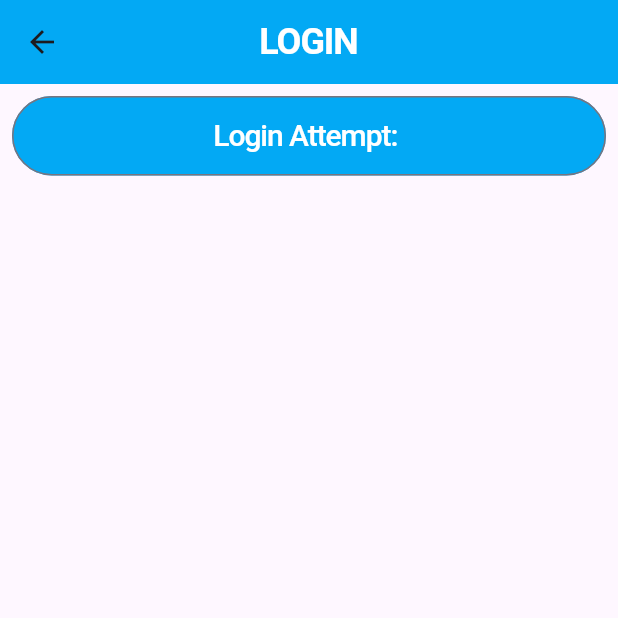
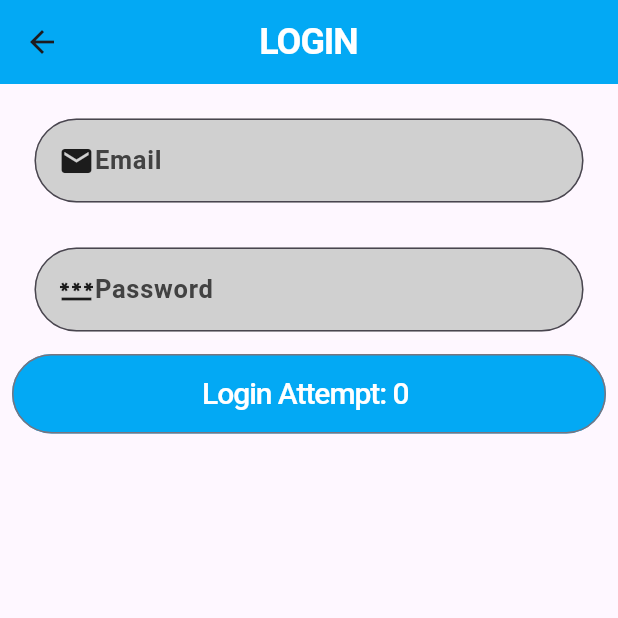
Before and after one commit to ElifDK/Login_Form, a Flutter app: the Welcome screen opened directly, after a tap on "Login", on a phone screen of 412 x 824 dp, the top half of it. Run offline on Flutter 3.47's test engine with Material 3 defaults, Android fonts, the phone set to English and light mode, and no system bars; network calls fail.

Commit message:
Added Login Screen Form

```diff
--- a/lib/main.dart
+++ b/lib/main.dart
@@ -1,8 +1,16 @@
 import 'package:flutter/material.dart';
+import 'package:login_form/routes/login.dart';
+import 'package:login_form/routes/signup.dart';
 import 'package:login_form/routes/welcome.dart';
 
 void main() {
   runApp(MaterialApp(
-    home: Welcome(),
+    initialRoute: '/login',
+    routes: {
+      '/': (context) => Welcome(),
+      '/signup' : (context) => SignUp(),
+      '/login': (context) => Login()
+    }
+    ,
   ));
 }
--- a/lib/routes/login.dart
+++ b/lib/routes/login.dart
@@ -3,8 +3,18 @@ import 'package:login_form/util/colors.dart';
 import 'package:login_form/util/dimensions.dart';
 import 'package:login_form/util/styles.dart';
 
-class Login extends StatelessWidget {
+class Login extends StatefulWidget {
   const Login({super.key});
+
+  @override
+  State<Login> createState() => _LoginState();
+}
+
+class _LoginState extends State<Login> {
+  int counter = 0;
+  final _formKey = GlobalKey<FormState>();
+  String email = '';
+  String pass = '';
 
   @override
   Widget build(BuildContext context) {
@@ -20,14 +30,102 @@ class Login extends StatelessWidget {
       ),
       body: Padding(
         padding: Dimen.regularPadding,
+        child: Column(
+          children: [
+            Form(
+              key: _formKey,
+              child: Column(
+                children: [
+                  Padding(
+                    padding: const EdgeInsets.all(15.0),
+                    child: TextFormField(
+                      keyboardType: TextInputType.emailAddress,
+                      decoration: InputDecoration(
+                        label: SizedBox(
+                          width: 100,
                           child: Row(
-          crossAxisAlignment: CrossAxisAlignment.start,
+                            children: [Icon(Icons.email), Text('Email')],
+                          ),
+                        ),
+                        fillColor: AppColors.textFieldFillColor,
+                        filled: true,
+                        labelStyle: kBoldLabelStyle,
+                        border: OutlineInputBorder(
+                          borderSide: BorderSide(
+                            color: AppColors.primary,
+                          ),
+                          borderRadius: BorderRadius.circular(30),
+                        ),
+                      ),
+                      validator: (value) {
+                        if (value != null) {
+                          if (value.isEmpty) {
+                            return 'Cannot leave e-mail empty';
+                          }
+                        }
+                      },
+                      onSaved: (value) {
+                        email = value ?? '';
+                      },
+                    ),
+                  ),
+                  Padding(
+                    padding: const EdgeInsets.all(15.0),
+                    child: TextFormField(
+                      keyboardType: TextInputType.text,
+                      obscureText: true,
+                      autocorrect: false,
+                      enableSuggestions: false,
+                      decoration: InputDecoration(
+                        label: SizedBox(
+                          width: 150,
+                          child: Row(
+                            children: [Icon(Icons.password), Text('Password')],
+                          ),
+                        ),
+                        fillColor: AppColors.textFieldFillColor,
+                        filled: true,
+                        labelStyle: kBoldLabelStyle,
+                        border: OutlineInputBorder(
+                          borderSide: BorderSide(
+                            color: AppColors.primary,
+                          ),
+                          borderRadius: BorderRadius.circular(30),
+                        ),
+                      ),
+                      validator: (value) {
+                        if (value != null) {
+                          if (value.isEmpty) {
+                            return 'Cannot leave password empty';
+                          }
+                          if (value.length < 6) {
+                            return 'Too short';
+                          }
+                        }
+                      },
+                      onSaved: (value) {
+                        pass = value ?? '';
+                      },
+                    ),
+                  )
+                ],
+              ),
+            ),
+            Row(
+              crossAxisAlignment: CrossAxisAlignment.center,
               children: <Widget>[
                 Expanded(
                   flex: 1,
                   child: OutlinedButton(
                     onPressed: () {
-                  //TODO: setState()
+                      if (_formKey.currentState!.validate()) {
+                        print ('Email $email Password $pass');
+                        _formKey.currentState!.save();
+                        print ('Email $email Password $pass');
+                        setState(() {
+                          counter++;
+                        });
+                      }
                     },
                     style: OutlinedButton.styleFrom(
                       backgroundColor: AppColors.primary,
@@ -35,7 +133,7 @@ class Login extends StatelessWidget {
                     child: Padding(
                       padding: EdgeInsets.symmetric(vertical: 12.0),
                       child: Text(
-                    'Login Attempt: ',
+                        'Login Attempt: $counter ',
                         style: kButtonDarkTextStyle,
                       ),
                     ),
@@ -43,6 +141,8 @@ class Login extends StatelessWidget {
                 ),
               ],
             ),
+          ],
+        ),
       ),
     );
   }
--- a/lib/routes/signup.dart
+++ b/lib/routes/signup.dart
@@ -8,7 +8,7 @@ class SignUp extends StatelessWidget {
 
   @override
   Widget build(BuildContext context) {
-    print("build");
+    print ('SignUp page build');
     return Scaffold(
       appBar: AppBar(
         title: Text(
--- a/lib/routes/welcome.dart
+++ b/lib/routes/welcome.dart
@@ -1,6 +1,4 @@
 import 'package:flutter/material.dart';
-import 'package:login_form/routes/login.dart';
-import 'package:login_form/routes/signup.dart';
 import 'package:login_form/util/colors.dart';
 import 'package:login_form/util/dimensions.dart';
 import 'package:login_form/util/styles.dart';
@@ -10,6 +8,7 @@ class Welcome extends StatelessWidget {
 
   @override
   Widget build(BuildContext context) {
+    print ('Welcome page build');
     return Scaffold(
       body: SafeArea(
         maintainBottomViewPadding: false,
@@ -52,7 +51,8 @@ class Welcome extends StatelessWidget {
                     flex: 1,
                     child: OutlinedButton(
                       onPressed: () {
-                        Navigator.push(context, MaterialPageRoute(builder: (context) => SignUp()));
+                        //Navigator.push(context, MaterialPageRoute(builder: (context) => SignUp()));
+                      Navigator.pushNamed(context, '/signup');
                       },
                       style: OutlinedButton.styleFrom(
                         backgroundColor: AppColors.secondary,
@@ -73,7 +73,8 @@ class Welcome extends StatelessWidget {
                     flex: 1,
                     child: OutlinedButton(
                       onPressed: () {
-                        Navigator.push(context, MaterialPageRoute(builder: (context) => Login()));
+                        //Navigator.push(context, MaterialPageRoute(builder: (context) => Login()));
+                      Navigator.pushNamed(context, '/login');
                       },
                       style: OutlinedButton.styleFrom(
                         backgroundColor: AppColors.primary,
```
Lines whose indentation alone changed are shown as unchanged.
